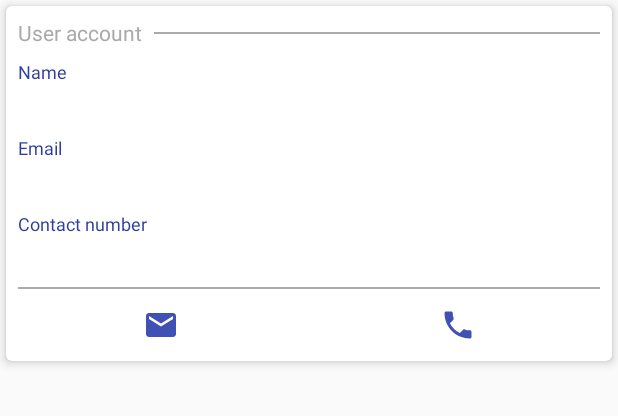
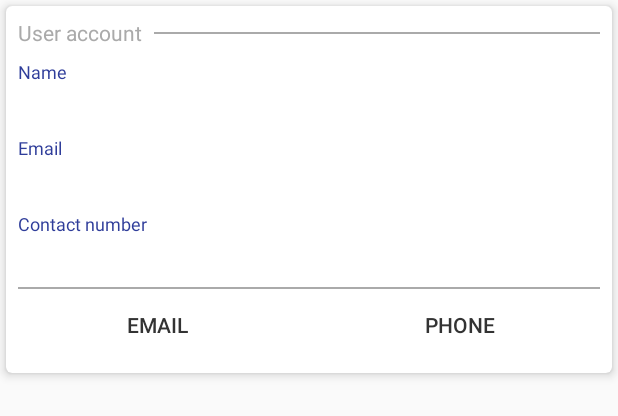
Before and after one commit to appdevgenie/Shuttle-Service, an Android app: the layout list_item_all_user_info.xml on its own in the app's theme, with its tools: preview values and no code run, on a phone screen of 412 x 824 dp. Shown: the top 416 px of the screen. Run offline under Robolectric (Android 15) with nearby library versions, the phone set to English and light mode, and no system bars.

Commit message:
update menu

```diff
--- a/app/src/main/java/com/appdevgenie/shuttleservice/adapters/AdminUserAccountsAdapter.java
+++ b/app/src/main/java/com/appdevgenie/shuttleservice/adapters/AdminUserAccountsAdapter.java
@@ -6,6 +6,7 @@ import android.support.v7.widget.RecyclerView;
 import android.view.LayoutInflater;
 import android.view.View;
 import android.view.ViewGroup;
+import android.widget.Button;
 import android.widget.ImageButton;
 import android.widget.TextView;
 
@@ -58,8 +59,8 @@ public class AdminUserAccountsAdapter extends RecyclerView.Adapter<AdminUserAcco
         private TextView tvName;
         private TextView tvEmail;
         private TextView tvNumber;
-        private ImageButton bEmail;
-        private ImageButton bPhone;
+        private Button bEmail;
+        private Button bPhone;
 
         public UserViewHolder(View itemView) {
             super(itemView);
--- a/app/src/main/res/layout/list_item_all_user_info.xml
+++ b/app/src/main/res/layout/list_item_all_user_info.xml
@@ -33,20 +33,13 @@
             app:layout_constraintStart_toStartOf="parent"
             app:layout_constraintTop_toBottomOf="@+id/include" />
 
-        <ImageButton
+        <Button
             android:id="@+id/bUserContactEmail"
             android:layout_width="0dp"
             android:layout_height="wrap_content"
-            android:layout_marginStart="8dp"
-            android:layout_marginLeft="8dp"
-            android:layout_marginTop="8dp"
-            android:layout_marginEnd="8dp"
-            android:layout_marginRight="8dp"
             android:layout_marginBottom="8dp"
-            android:background="?android:attr/selectableItemBackground"
-            android:gravity="center_vertical|start"
-            android:padding="4dp"
-            android:textColor="@android:color/darker_gray"
+            style="@style/ButtonStyle"
+            android:text="Email"
             app:layout_constraintBottom_toBottomOf="parent"
             app:layout_constraintEnd_toStartOf="@+id/bUserContactPhone"
             app:layout_constraintHorizontal_chainStyle="spread"
@@ -54,18 +47,13 @@
             app:layout_constraintTop_toBottomOf="@+id/ivUserContactDivider"
             app:srcCompat="@drawable/ic_email" />
 
-        <ImageButton
+        <Button
             android:id="@+id/bUserContactPhone"
             android:layout_width="0dp"
             android:layout_height="wrap_content"
-            android:layout_marginTop="8dp"
-            android:layout_marginEnd="8dp"
-            android:layout_marginRight="8dp"
             android:layout_marginBottom="8dp"
-            android:background="?android:attr/selectableItemBackground"
-            android:gravity="center_vertical|end"
-            android:padding="4dp"
-            android:textColor="@android:color/darker_gray"
+            style="@style/ButtonStyle"
+            android:text="Phone"
             app:layout_constraintBottom_toBottomOf="parent"
             app:layout_constraintEnd_toEndOf="parent"
             app:layout_constraintHorizontal_chainStyle="spread"
--- a/app/src/main/res/menu/main_menu.xml
+++ b/app/src/main/res/menu/main_menu.xml
@@ -4,7 +4,11 @@
 
     <item
         android:id="@+id/menu_sign_out"
-        android:title="sign out and exit"
+        android:title="Sign out and exit"
         app:showAsAction="never" />
 
+    <item
+        android:id="@+id/menu_exit"
+        android:title="Exit"
+        app:showAsAction="never" />
 </menu>
```
Also changed, not shown: app/src/main/java/com/appdevgenie/shuttleservice/activities/LoginActivity.java (+10 -4 lines), app/src/main/java/com/appdevgenie/shuttleservice/activities/MainActivity.java (+16 -1 lines).
